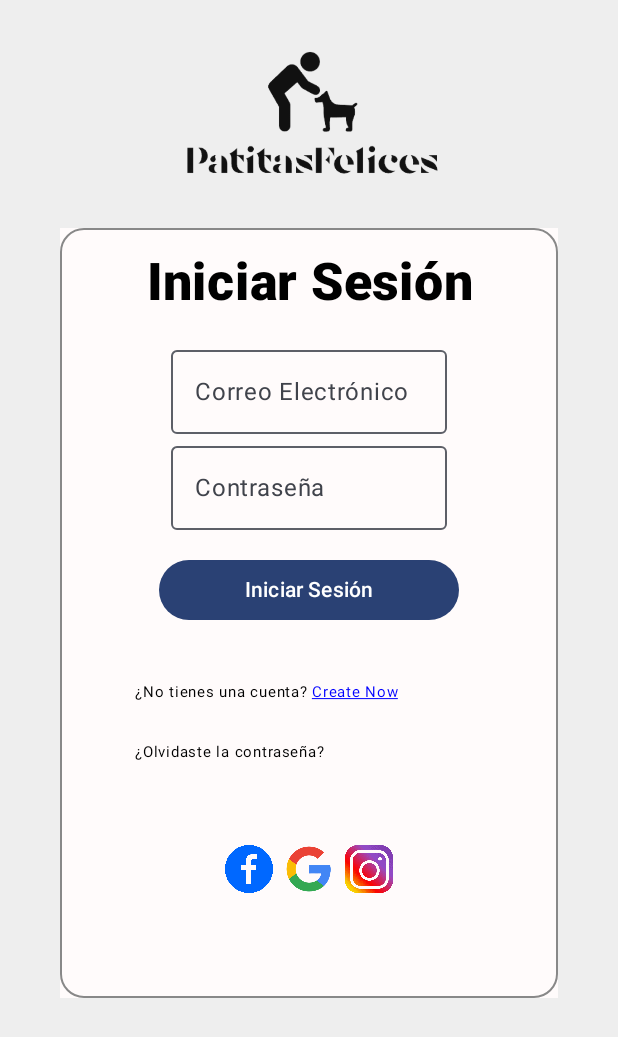
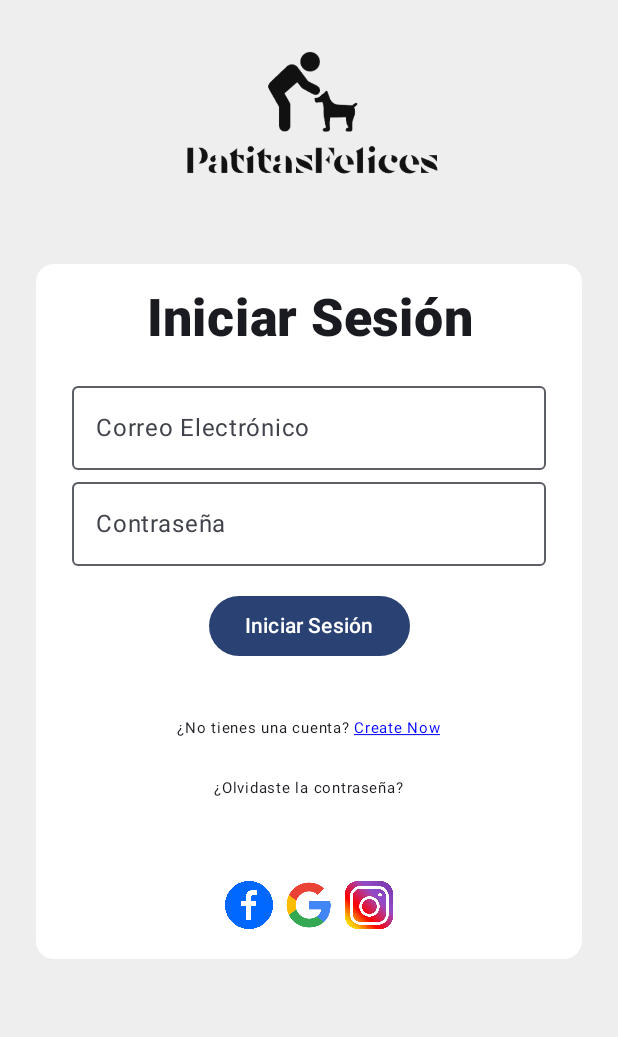
Before and after one commit to JeanpierreMV/PatitasFelicesV0, an Android app built with Jetpack Compose: the screen it shows after launch (MainActivity), on a phone screen of 412 x 824 dp. Shown: the top 1037 px of the screen. Run offline under Robolectric (Android 15) with nearby library versions, the phone set to English and light mode, and no system bars; our stand-ins replace Dagger/Hilt's generated code, Firebase (no records; nobody signed in at launch, a user with empty details on screens opened directly).

Commit message:
commit v7.6

```diff
--- a/app/src/main/java/com/example/patitasfelices/component/Sidebar.kt
+++ b/app/src/main/java/com/example/patitasfelices/component/Sidebar.kt
@@ -16,6 +16,7 @@ import androidx.compose.foundation.layout.fillMaxSize
 import androidx.compose.foundation.layout.fillMaxWidth
 import androidx.compose.foundation.layout.height
 import androidx.compose.foundation.layout.heightIn
+import androidx.compose.foundation.layout.offset
 import androidx.compose.foundation.layout.padding
 import androidx.compose.foundation.layout.size
 import androidx.compose.material.icons.Icons
@@ -55,7 +56,7 @@ fun Sidebar() {
 
         ModalNavigationDrawer(
             drawerState = drawerState,
-        modifier = Modifier.fillMaxWidth(0.65f).zIndex(if (drawerState.isClosed) 0f else 1f),
+            modifier = Modifier.fillMaxWidth(0.65f).zIndex(if (drawerState.isClosed) 0f else 10f),
             drawerContent = {
                 ModalDrawerSheet(
                     drawerContainerColor = Color.Black.copy(alpha = 0.4f)
@@ -64,13 +65,13 @@ fun Sidebar() {
                     Box(
                         modifier = Modifier
                             .fillMaxWidth()
-                        .padding(16.dp)
+
                     ) {
                         // Reemplaza "tu_logo" con la imagen de tu logo y ajusta el tamaño
                         Image(
                             painter = painterResource(id = R.drawable.logo2),
                             contentDescription = null,
-                        modifier = Modifier.size(200.dp).align(Alignment.Center)
+                            modifier = Modifier.size(200.dp).align(Alignment.Center).offset(y = -50.dp)
                         )
                     }
 
--- a/app/src/main/java/com/example/patitasfelices/screens/Inicio/Inicio.kt
+++ b/app/src/main/java/com/example/patitasfelices/screens/Inicio/Inicio.kt
@@ -16,12 +16,14 @@ import androidx.compose.ui.text.font.FontWeight
 import androidx.compose.ui.tooling.preview.Preview
 import androidx.compose.ui.unit.dp
 import androidx.compose.ui.unit.sp
+import androidx.compose.ui.zIndex
 import androidx.navigation.NavController
 import com.example.patitasfelices.R
 
 
 @Composable
 fun  Inicio(navController: NavController) {
+
     MaterialTheme {
         Column(
             modifier = Modifier
--- a/app/src/main/java/com/example/patitasfelices/screens/iniciarsesion.kt
+++ b/app/src/main/java/com/example/patitasfelices/screens/iniciarsesion.kt
@@ -63,7 +63,9 @@ import androidx.compose.runtime.saveable.rememberSaveable
 
 
 @Composable
-fun iniciarsesion(navController: NavController) {
+fun iniciarsesion(
+    navController: NavController,viewModel: loginViewModel = androidx.lifecycle.viewmodel.compose.viewModel() ) {
+
     Column(
         modifier = Modifier
             .fillMaxSize()
@@ -81,14 +83,10 @@ fun iniciarsesion(navController: NavController) {
         )
         Spacer(modifier = Modifier.height(2.dp)) // Separación de 2dp
 
-        Box(
-            modifier = Modifier
-                .fillMaxWidth()
-                .padding(horizontal = 40.dp)
-                .background(Color(android.graphics.Color.parseColor("#FFFBFB")))
-                .border(1.dp, Color.Gray, RoundedCornerShape(16.dp))
-                .padding(50.dp, 0.dp, 50.dp, 50.dp)
-                .clip(RoundedCornerShape(16.dp))
+        Surface(
+            modifier = Modifier.fillMaxWidth().padding(24.dp),
+            shape = MaterialTheme.shapes.medium,
+            color = Color.White
         ) {
             Column(
                 horizontalAlignment = Alignment.Start,
@@ -114,18 +112,21 @@ fun iniciarsesion(navController: NavController) {
 
 
                     var emailText by rememberSaveable { mutableStateOf("") }
-                    OutlinedTextField(value = emailText, onValueChange = { emailText = it }, label = { Text("Correo Electrónico") }, modifier = Modifier.fillMaxWidth().padding(horizontal = 16.dp))
+                    OutlinedTextField(value = emailText, onValueChange = { emailText = it }, label = { Text("Correo Electrónico") }, modifier = Modifier
+                        .fillMaxWidth()
+                        .padding(horizontal = 16.dp))
 
                     var passwordText by rememberSaveable { mutableStateOf("") }
-                    OutlinedTextField(value = passwordText, onValueChange = { passwordText = it }, label = { Text("Contraseña") }, modifier = Modifier.fillMaxWidth().padding(horizontal = 16.dp))
+                    OutlinedTextField(value = passwordText, onValueChange = { passwordText = it }, label = { Text("Contraseña") }, modifier = Modifier
+                        .fillMaxWidth()
+                        .padding(horizontal = 16.dp))
                 }
                 Button(
                     onClick = {
                         navController.navigate(route = appScreens.Inicio.route)
                     },
-                    modifier = Modifier
-                        .fillMaxWidth()
-                        .padding(16.dp)
+                    modifier = Modifier.padding(16.dp).align(Alignment.CenterHorizontally)
+
                 ) {
                     Text("Iniciar Sesión", color = Color.White)
                 }
@@ -142,7 +143,7 @@ fun iniciarsesion(navController: NavController) {
                         }
                     },
                     fontSize = 10.sp,
-                    modifier = Modifier
+                    modifier = Modifier.align(Alignment.CenterHorizontally)
                         .padding(top = 16.dp, bottom = 8.dp)
                         .clickable {
                             navController.navigate(route = appScreens.registrar.route)
@@ -151,7 +152,8 @@ fun iniciarsesion(navController: NavController) {
                 Text(
                     text = "¿Olvidaste la contraseña?",
                     fontSize = 10.sp,
-                    modifier = Modifier.padding(top = 8.dp, bottom = 16.dp)
+                    modifier = Modifier.padding(top = 8.dp, bottom = 16.dp).align(Alignment.CenterHorizontally),
+
                 )
 
                 Spacer(modifier = Modifier.height(30.dp))
--- a/build.gradle.kts
+++ b/build.gradle.kts
@@ -10,5 +10,6 @@ plugins {
     id("com.android.application") version "8.1.0" apply false
     id("org.jetbrains.kotlin.android") version "1.9.0" apply false
     id("com.google.dagger.hilt.android") version "2.48" apply false
+    id("com.google.gms.google-services") version "4.3.15" apply false
 
 }
```
Also changed, not shown: app/build.gradle.kts (+8 -2 lines), app/src/main/java/com/example/patitasfelices/DatabaseHelper.kt (+12 -10 lines), app/src/main/java/com/example/patitasfelices/navigation/AppNavigation.kt (+0 -22 lines), app/src/main/java/com/example/patitasfelices/screens/LoginViewModel.kt (added, +40 -0 lines). Lines whose indentation alone changed are shown as unchanged.
